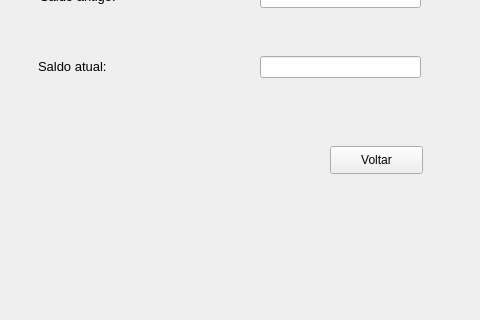
Qt form Front-End/Tela_Saque.ui (Bryan-martins/Banco) before a commit; both pictures show x 0 to 480 and y 194 to 514 of the 800 by 600 pixel window.
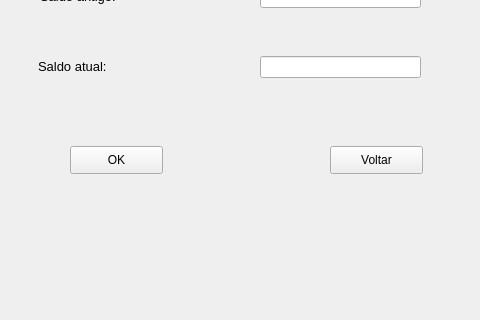
The same form after that commit.

Patch:
```diff
--- a/Front-End/Tela_Saque.ui
+++ b/Front-End/Tela_Saque.ui
@@ -129,6 +129,19 @@
      <string>Voltar</string>
     </property>
    </widget>
+   <widget class="QPushButton" name="pushButton_2">
+    <property name="geometry">
+     <rect>
+      <x>70</x>
+      <y>340</y>
+      <width>93</width>
+      <height>28</height>
+     </rect>
+    </property>
+    <property name="text">
+     <string>OK</string>
+    </property>
+   </widget>
   </widget>
   <widget class="QMenuBar" name="menubar">
    <property name="geometry">
```
